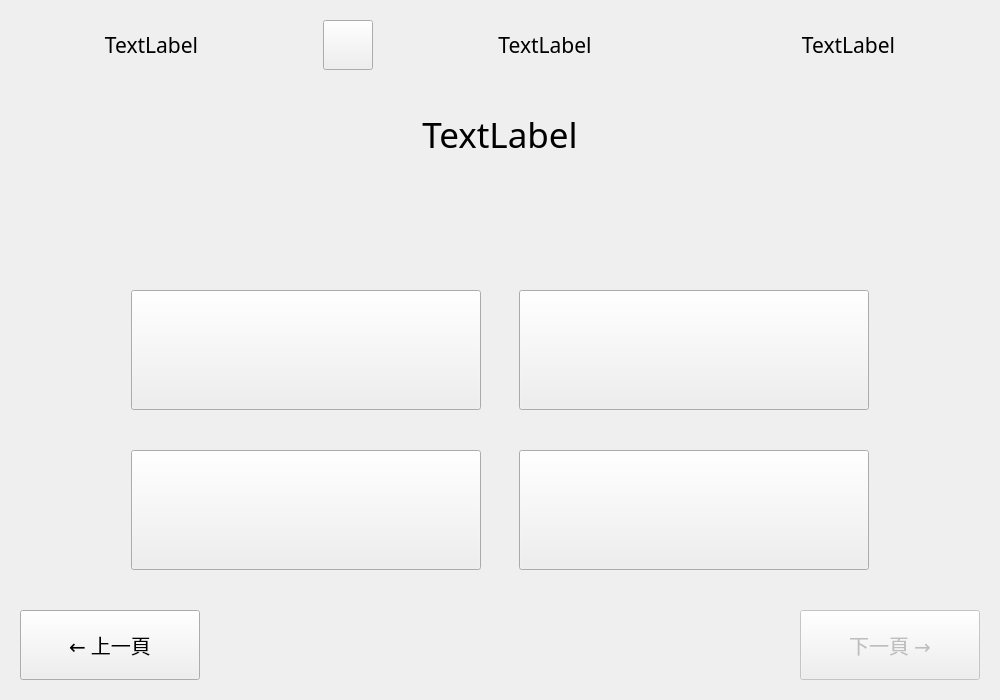
Above: src/ui_files/MultipleChoiceForm.ui from hwc20896/ChineseProj before the change. Below: the same form after it.
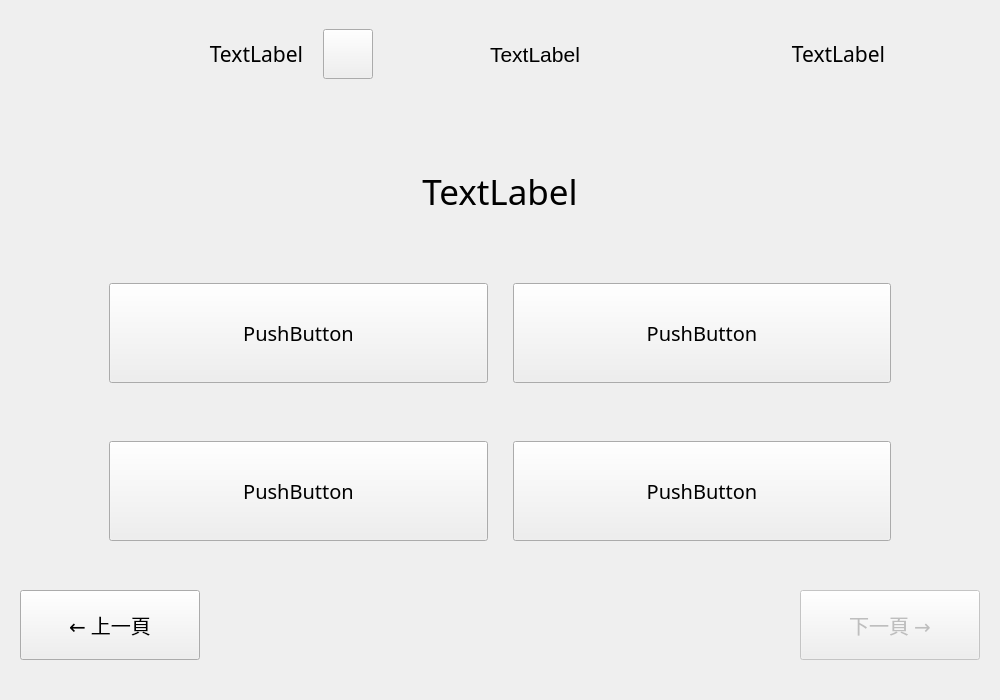
That is the form after the change.

Commit message: Optimized the whole project layout

```diff
--- a/src/ui_files/MultipleChoiceForm.ui
+++ b/src/ui_files/MultipleChoiceForm.ui
@@ -27,10 +27,19 @@
     <number>20</number>
    </property>
    <property name="bottomMargin">
-    <number>20</number>
+    <number>40</number>
    </property>
    <item>
-    <layout class="QHBoxLayout" name="upperNavigator">
+    <layout class="QHBoxLayout" name="upperNavigator" stretch="0,0,0,0">
+     <property name="spacing">
+      <number>20</number>
+     </property>
+     <property name="sizeConstraint">
+      <enum>QLayout::SizeConstraint::SetFixedSize</enum>
+     </property>
+     <property name="bottomMargin">
+      <number>20</number>
+     </property>
      <item>
       <widget class="QLabel" name="correctState">
        <property name="maximumSize">
@@ -49,7 +58,7 @@
         <string>TextLabel</string>
        </property>
        <property name="alignment">
-        <set>Qt::AlignmentFlag::AlignCenter</set>
+        <set>Qt::AlignmentFlag::AlignRight|Qt::AlignmentFlag::AlignTrailing|Qt::AlignmentFlag::AlignVCenter</set>
        </property>
       </widget>
      </item>
@@ -73,16 +82,20 @@
       </widget>
      </item>
      <item>
+      <widget class="QWidget" name="timerDisplayContainer" native="true">
+       <layout class="QVBoxLayout" name="verticalLayout_2">
+        <item>
+         <layout class="QHBoxLayout" name="timerDisplayAligner">
+          <item>
       <widget class="QLabel" name="timerDisplay">
-       <property name="maximumSize">
+            <property name="minimumSize">
         <size>
-         <width>16777215</width>
+              <width>0</width>
          <height>50</height>
         </size>
        </property>
        <property name="font">
         <font>
-         <family>Microsoft JhengHei</family>
          <pointsize>16</pointsize>
         </font>
        </property>
@@ -92,6 +105,11 @@
        <property name="alignment">
         <set>Qt::AlignmentFlag::AlignCenter</set>
        </property>
+           </widget>
+          </item>
+         </layout>
+        </item>
+       </layout>
       </widget>
      </item>
      <item>
@@ -130,7 +148,7 @@
       <string>TextLabel</string>
      </property>
      <property name="alignment">
-      <set>Qt::AlignmentFlag::AlignHCenter|Qt::AlignmentFlag::AlignTop</set>
+      <set>Qt::AlignmentFlag::AlignCenter</set>
      </property>
     </widget>
    </item>
@@ -145,21 +163,17 @@
      <property name="horizontalSpacing">
       <number>7</number>
      </property>
-     <item row="0" column="1">
+     <item row="1" column="1">
+      <widget class="QWidget" name="optionBSpacer" native="true">
+       <layout class="QVBoxLayout" name="verticalLayout_4">
+        <item>
+         <layout class="QHBoxLayout" name="optionBAligner">
+          <item>
       <widget class="QPushButton" name="optionB">
-       <property name="enabled">
-        <bool>true</bool>
-       </property>
        <property name="minimumSize">
         <size>
          <width>0</width>
-         <height>120</height>
-        </size>
-       </property>
-       <property name="maximumSize">
-        <size>
-         <width>350</width>
-         <height>16777215</height>
+              <height>100</height>
         </size>
        </property>
        <property name="font">
@@ -169,53 +183,55 @@
         </font>
        </property>
        <property name="text">
-        <string/>
+             <string>PushButton</string>
        </property>
       </widget>
      </item>
-     <item row="0" column="0">
-      <widget class="QPushButton" name="optionA">
-       <property name="enabled">
-        <bool>true</bool>
-       </property>
-       <property name="minimumSize">
-        <size>
-         <width>0</width>
-         <height>120</height>
-        </size>
-       </property>
-       <property name="maximumSize">
-        <size>
-         <width>350</width>
-         <height>16777215</height>
-        </size>
-       </property>
-       <property name="font">
-        <font>
-         <family>Microsoft JhengHei</family>
-         <pointsize>15</pointsize>
-        </font>
-       </property>
-       <property name="text">
-        <string/>
-       </property>
+         </layout>
+        </item>
+       </layout>
       </widget>
      </item>
      <item row="1" column="0">
+      <widget class="QWidget" name="optionASpacer" native="true">
+       <layout class="QVBoxLayout" name="verticalLayout_3">
+        <item>
+         <layout class="QHBoxLayout" name="optionAAligner">
+          <item>
+           <widget class="QPushButton" name="optionA">
+            <property name="minimumSize">
+             <size>
+              <width>0</width>
+              <height>100</height>
+             </size>
+            </property>
+            <property name="font">
+             <font>
+              <family>Microsoft JhengHei</family>
+              <pointsize>15</pointsize>
+             </font>
+            </property>
+            <property name="text">
+             <string>PushButton</string>
+            </property>
+           </widget>
+          </item>
+         </layout>
+        </item>
+       </layout>
+      </widget>
+     </item>
+     <item row="2" column="0">
+      <widget class="QWidget" name="optionCSpacer" native="true">
+       <layout class="QVBoxLayout" name="verticalLayout_8">
+        <item>
+         <layout class="QVBoxLayout" name="optionCAligner">
+          <item>
       <widget class="QPushButton" name="optionC">
-       <property name="enabled">
-        <bool>true</bool>
-       </property>
        <property name="minimumSize">
         <size>
          <width>0</width>
-         <height>120</height>
-        </size>
-       </property>
-       <property name="maximumSize">
-        <size>
-         <width>400</width>
-         <height>16777215</height>
+              <height>100</height>
         </size>
        </property>
        <property name="font">
@@ -225,25 +241,26 @@
         </font>
        </property>
        <property name="text">
-        <string/>
+             <string>PushButton</string>
        </property>
       </widget>
      </item>
-     <item row="1" column="1">
+         </layout>
+        </item>
+       </layout>
+      </widget>
+     </item>
+     <item row="2" column="1">
+      <widget class="QWidget" name="optionDSpacer" native="true">
+       <layout class="QVBoxLayout" name="verticalLayout_6">
+        <item>
+         <layout class="QVBoxLayout" name="optionDAligner">
+          <item>
       <widget class="QPushButton" name="optionD">
-       <property name="enabled">
-        <bool>true</bool>
-       </property>
        <property name="minimumSize">
         <size>
          <width>0</width>
-         <height>120</height>
-        </size>
-       </property>
-       <property name="maximumSize">
-        <size>
-         <width>350</width>
-         <height>16777215</height>
+              <height>100</height>
         </size>
        </property>
        <property name="font">
@@ -253,16 +270,59 @@
         </font>
        </property>
        <property name="text">
-        <string/>
+             <string>PushButton</string>
        </property>
       </widget>
      </item>
     </layout>
    </item>
+       </layout>
+      </widget>
+     </item>
+    </layout>
+   </item>
    <item>
-    <layout class="QHBoxLayout" name="bottomNavigator">
+    <layout class="QHBoxLayout" name="bottomNavigator" stretch="0,0,0">
      <property name="spacing">
-      <number>600</number>
+      <number>0</number>
+     </property>
+     <property name="sizeConstraint">
+      <enum>QLayout::SizeConstraint::SetFixedSize</enum>
+     </property>
+     <item>
+      <widget class="QWidget" name="prevButtonSpacer" native="true">
+       <property name="minimumSize">
+        <size>
+         <width>120</width>
+         <height>70</height>
+        </size>
+       </property>
+       <property name="maximumSize">
+        <size>
+         <width>180</width>
+         <height>70</height>
+        </size>
+       </property>
+       <layout class="QHBoxLayout" name="horizontalLayout_2">
+        <property name="spacing">
+         <number>0</number>
+        </property>
+        <property name="leftMargin">
+         <number>0</number>
+        </property>
+        <property name="topMargin">
+         <number>0</number>
+        </property>
+        <property name="rightMargin">
+         <number>0</number>
+        </property>
+        <property name="bottomMargin">
+         <number>0</number>
+        </property>
+        <item>
+         <layout class="QHBoxLayout" name="prevButtonAligner">
+          <property name="spacing">
+           <number>0</number>
      </property>
      <item>
       <widget class="QPushButton" name="prevButton">
@@ -275,7 +335,7 @@
        <property name="maximumSize">
         <size>
          <width>180</width>
-         <height>16777215</height>
+              <height>70</height>
         </size>
        </property>
        <property name="font">
@@ -289,14 +349,41 @@
        </property>
       </widget>
      </item>
+         </layout>
+        </item>
+       </layout>
+      </widget>
+     </item>
+     <item>
+      <spacer name="horizontalSpacer">
+       <property name="orientation">
+        <enum>Qt::Orientation::Horizontal</enum>
+       </property>
+       <property name="sizeType">
+        <enum>QSizePolicy::Policy::Minimum</enum>
+       </property>
+       <property name="sizeHint" stdset="0">
+        <size>
+         <width>600</width>
+         <height>20</height>
+        </size>
+       </property>
+      </spacer>
+     </item>
      <item>
       <widget class="QPushButton" name="nextQuestion">
        <property name="enabled">
         <bool>false</bool>
        </property>
+       <property name="sizePolicy">
+        <sizepolicy hsizetype="Minimum" vsizetype="Fixed">
+         <horstretch>120</horstretch>
+         <verstretch>70</verstretch>
+        </sizepolicy>
+       </property>
        <property name="minimumSize">
         <size>
-         <width>120</width>
+         <width>180</width>
          <height>70</height>
         </size>
        </property>
```
Lines whose indentation alone changed are shown as unchanged. The commit also changes 10 other files.
